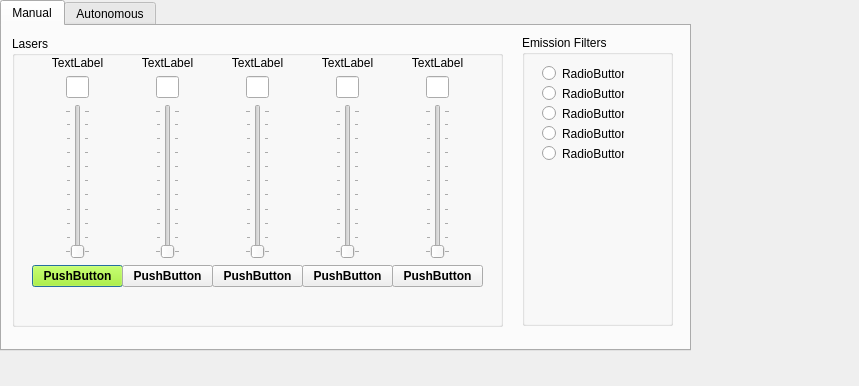
kjamartens/Gladoscopy, file UILaserController.ui: the form before one commit.
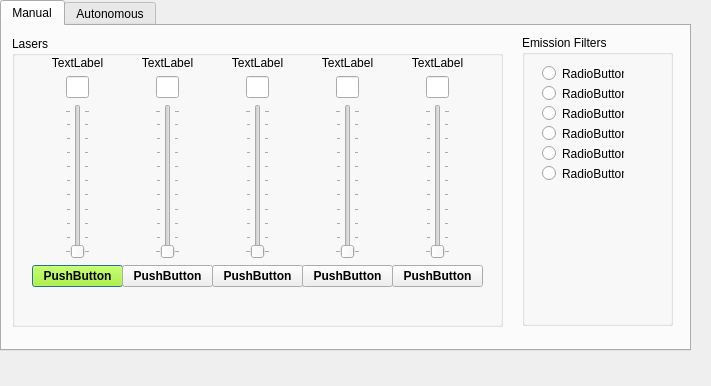
The form after the commit.

Commit message: Update 6th label FW

The edit to the form file:
```diff
--- a/UILaserController.ui
+++ b/UILaserController.ui
@@ -6,7 +6,7 @@
    <rect>
     <x>0</x>
     <y>0</y>
-    <width>859</width>
+    <width>711</width>
     <height>386</height>
    </rect>
   </property>
@@ -1167,6 +1167,19 @@
        <string>RadioButton</string>
       </property>
      </widget>
+     <widget class="QRadioButton" name="FW_radioButton_5">
+      <property name="geometry">
+       <rect>
+        <x>20</x>
+        <y>130</y>
+        <width>82</width>
+        <height>17</height>
+       </rect>
+      </property>
+      <property name="text">
+       <string>RadioButton</string>
+      </property>
+     </widget>
     </widget>
    </widget>
    <widget class="QWidget" name="tab_autonomous">
```
The commit also changes 2 other files.
